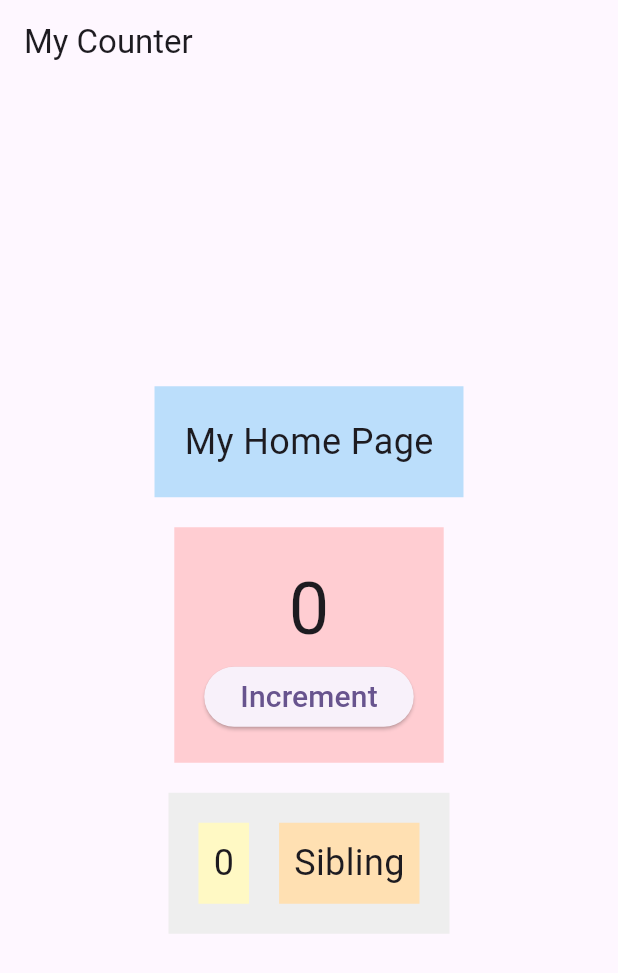
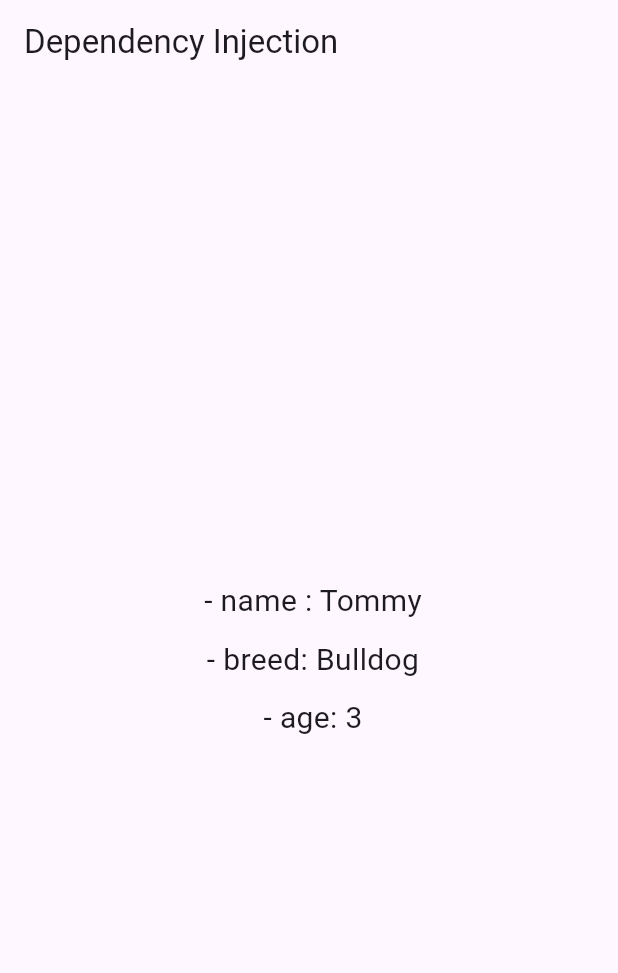
Before and after one commit to Sandeepsunil01/state-management-provider, a Flutter app: the screen it shows after launch, on a phone screen of 412 x 824 dp. Shown: the top 973 px of the screen. Run offline on Flutter 3.47's test engine with Material 2 defaults, Android fonts, the phone set to English and light mode, and no system bars.

Commit message:
Dependency Injection and Code Refactor

```diff
--- a/lib/main.dart
+++ b/lib/main.dart
@@ -1,5 +1,7 @@
 import 'package:flutter/material.dart';
-import 'package:state_management/provider_overview_01.dart';
+import 'package:provider/provider.dart';
+import 'models/dog.dart';
+import 'provider_overview/provider_overview_02.dart';
 
 void main() {
   runApp(const MyApp());
@@ -10,14 +12,17 @@ class MyApp extends StatelessWidget {
 
   @override
   Widget build(BuildContext context) {
-    return MaterialApp(
-      title: 'State Management with Provider',
-      debugShowCheckedModeBanner: false,
-      theme: ThemeData(
-        colorScheme: ColorScheme.fromSeed(seedColor: Colors.deepPurple),
-        useMaterial3: true,
+    return Provider<Dog>(
+      create: (context) => Dog(name: "Tommy", breed: "Bulldog", age: 3),
+      child: MaterialApp(
+        title: 'State Management with Provider',
+        debugShowCheckedModeBanner: false,
+        theme: ThemeData(
+          colorScheme: ColorScheme.fromSeed(seedColor: Colors.deepPurple),
+          useMaterial3: true,
+        ),
+        home: const ProviderOverview02(),
       ),
-      home: const ProviderOverview01State(),
     );
   }
 }
--- /dev/null
+++ b/lib/models/dog.dart
@@ -0,0 +1,11 @@
+class Dog {
+  final String name;
+  final String breed;
+  int age;
+
+  Dog({
+    required this.name,
+    required this.breed,
+    this.age = 1,
+  });
+}
--- a/lib/provider_overview_01.dart
+++ b/lib/provider_overview/provider_overview_01.dart
@@ -2,15 +2,14 @@ import 'package:flutter/material.dart';
 
 // Without Statemangament Solution
 // Passing data top widget to the bottom of the widget
-class ProviderOverview01State extends StatefulWidget {
-  const ProviderOverview01State({super.key});
+class ProviderOverview01 extends StatefulWidget {
+  const ProviderOverview01({super.key});
 
   @override
-  State<ProviderOverview01State> createState() =>
-      ProviderOverview01StateState();
+  State<ProviderOverview01> createState() => ProviderOverview01State();
 }
 
-class ProviderOverview01StateState extends State<ProviderOverview01State> {
+class ProviderOverview01State extends State<ProviderOverview01> {
   int counter = 0;
 
   void increment() {
--- /dev/null
+++ b/lib/provider_overview/provider_overview_02.dart
@@ -0,0 +1,71 @@
+import 'package:flutter/material.dart';
+import 'package:provider/provider.dart';
+
+import '../models/dog.dart';
+
+// Dependency Injections
+class ProviderOverview02 extends StatefulWidget {
+  const ProviderOverview02({super.key});
+
+  @override
+  State<ProviderOverview02> createState() => _ProviderOverview02State();
+}
+
+class _ProviderOverview02State extends State<ProviderOverview02> {
+  @override
+  Widget build(BuildContext context) {
+    return Scaffold(
+      appBar: AppBar(
+        title: const Text("Dependency Injection"),
+      ),
+      body: Center(
+        child: Column(
+          mainAxisAlignment: MainAxisAlignment.center,
+          mainAxisSize: MainAxisSize.min,
+          children: [
+            Text(
+              " - name : ${Provider.of<Dog>(context).name}",
+              style: const TextStyle(fontSize: 20),
+            ),
+            const SizedBox(height: 10),
+            const BreedAndAge()
+          ],
+        ),
+      ),
+    );
+  }
+}
+
+class BreedAndAge extends StatelessWidget {
+  const BreedAndAge({super.key});
+
+  @override
+  Widget build(BuildContext context) {
+    return Column(
+      children: [
+        Text(
+          " - breed: ${Provider.of<Dog>(context).breed}",
+          style: const TextStyle(fontSize: 20),
+        ),
+        const SizedBox(height: 10),
+        const Age(),
+      ],
+    );
+  }
+}
+
+class Age extends StatelessWidget {
+  const Age({super.key});
+
+  @override
+  Widget build(BuildContext context) {
+    return Column(
+      children: [
+        Text(
+          " - age: ${Provider.of<Dog>(context).age}",
+          style: const TextStyle(fontSize: 20),
+        ),
+      ],
+    );
+  }
+}
--- a/pubspec.yaml
+++ b/pubspec.yaml
@@ -14,6 +14,7 @@ dependencies:
     sdk: flutter
 
   cupertino_icons: ^1.0.2
+  provider: ^6.0.5
 
 dev_dependencies:
   flutter_test:
```
